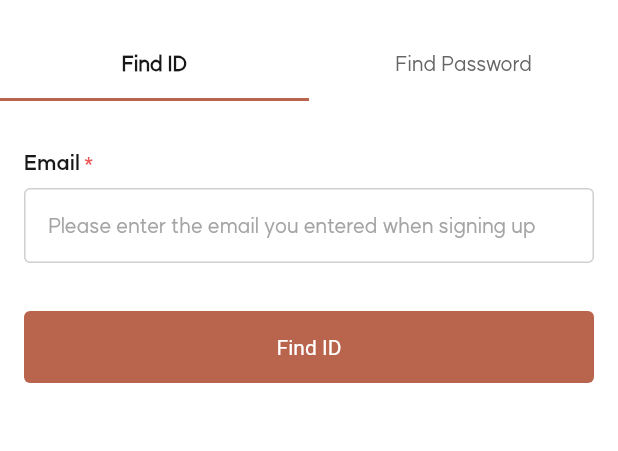
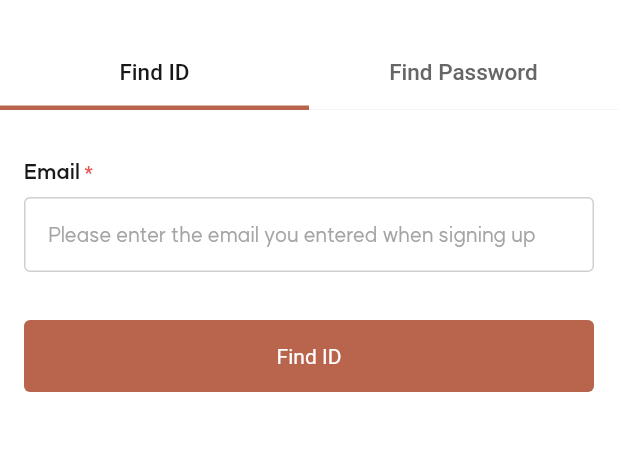
Before and after one commit to souravpanda94/Centropolis, a Flutter app: the FindIDPassword screen opened directly, on a phone screen of 412 x 824 dp, the part 55-506 px from its top. Run offline on Flutter 3.47's test engine with Material 2 defaults, Android fonts, the phone set to English and light mode, and no system bars; our stand-ins replace barcode_widget, carousel_slider, easy_localization, flutter_image_slideshow, flutter_svg, fluttertoast and 1 more; missing offline and left inert: flutter_barcode_scanner; accounts and stored records are empty; Roboto replaces fonts that are missing (SemiBold).

Commit message:
Code modify in FindIDPassword

```diff
--- a/centropolis/lib/screens/common_module/find_ID_password.dart
+++ b/centropolis/lib/screens/common_module/find_ID_password.dart
@@ -2,6 +2,7 @@ import 'package:centropolis/screens/common_module/findID.dart';
 import 'package:centropolis/screens/common_module/findPassword.dart';
 import 'package:easy_localization/easy_localization.dart';
 import 'package:flutter/material.dart';
+import 'package:flutter_svg/svg.dart';
 
 import '../../utils/custom_colors.dart';
 import '../../utils/utils.dart';
@@ -16,21 +17,22 @@ class FindIDPassword extends StatefulWidget {
   State<FindIDPassword> createState() => _FindIDPasswordState();
 }
 
-class _FindIDPasswordState extends State<FindIDPassword>
-    with SingleTickerProviderStateMixin {
-  late TabController _tabController;
+class _FindIDPasswordState extends State<FindIDPassword> with SingleTickerProviderStateMixin {
+
+  final List<Tab> myTabs = <Tab>[
+    Tab(text: tr("findID")),
+    Tab(text: tr("findPassword")),
+  ];
+
 
   @override
   void initState() {
-    _tabController = TabController(length: 2, vsync: this);
-    _tabController.index = widget.page;
     super.initState();
   }
 
   @override
   void dispose() {
     super.dispose();
-    _tabController.dispose();
   }
 
   @override
@@ -40,52 +42,89 @@ class _FindIDPasswordState extends State<FindIDPassword>
       initialIndex: widget.page,
       child: Scaffold(
         backgroundColor: CustomColors.whiteColor,
-        appBar: PreferredSize(
-          preferredSize: AppBar().preferredSize,
-          child: SafeArea(
-            child: Container(
-              color: CustomColors.whiteColor,
-              child: CommonAppBar(tr("findID/Password"), false, () {
-                onBackButtonPress(context);
-              }, () {}),
+
+        appBar: AppBar(
+            toolbarHeight: 54,
+            centerTitle: true,
+            shape: const RoundedRectangleBorder(
+              borderRadius: BorderRadius.only(
+                topLeft: Radius.circular(20.0),
+                topRight: Radius.circular(20.0),
               ),
             ),
+            elevation: 0,
+            backgroundColor: CustomColors.whiteColor,
+            title: Text(
+              tr("findID/Password"),
+              style: const TextStyle(
+                color: CustomColors.textColor8,
+                fontFamily: 'SemiBold',
+                fontSize: 16.0,
               ),
-        body: Column(
+              textAlign: TextAlign.center,
+            ),
+            leading: IconButton(
+              icon: SvgPicture.asset(
+                "assets/images/ic_back.svg",
+                semanticsLabel: 'Back',
+              ),
+              onPressed: () {
+                onBackButtonPress(context);
+              },
+            ),
+
+          bottom: PreferredSize(
+            preferredSize: AppBar().preferredSize,
+            child: Column(
               children: [
-            TabBar(
-              controller: _tabController,
-              indicatorColor: CustomColors.buttonColor,
-              unselectedLabelColor: CustomColors.greyColor1,
+                // const Divider(
+                //   color: CustomColors.borderColor,
+                //   height: 1.0,
+                // ),
+                DecoratedBox(
+                  decoration:  const BoxDecoration(
+                    color: CustomColors.whiteColor,
+                    border: Border(
+                        bottom: BorderSide(
+                            color: CustomColors.backgroundColor2, width: 0.5)),
+                  ),
+                  child: TabBar(
+                    tabs: myTabs,
                     labelColor: CustomColors.textColor8,
                     labelStyle: const TextStyle(
-                  fontFamily: 'Bold', fontWeight: FontWeight.w600),
+                      color: CustomColors.textColor8,
+                      fontSize: 15,
+                      fontFamily: 'SemiBold',
+                    ),
+                    unselectedLabelColor: CustomColors.greyColor1,
                     unselectedLabelStyle: const TextStyle(
-                  fontFamily: 'Regular', fontWeight: FontWeight.w500),
-              tabs: [
-                Tab(
-                  child: Text(
-                    tr("findID"),
-                    style: const TextStyle(fontFamily: 'Regular', fontSize: 14),
+                      color: CustomColors.greyColor1,
+                      fontSize: 15,
+                      fontFamily: 'SemiBold',
                     ),
+                    indicatorColor: CustomColors.buttonColor,
+                    indicator:  const UnderlineTabIndicator(
+                      borderSide: BorderSide(
+                          width: 3.0,
+                          color: CustomColors.buttonColor),
+                      // insets: EdgeInsets.symmetric(horizontal:16.0)
                     ),
-                Tab(
-                  child: Text(
-                    tr("findPassword"),
-                    style: const TextStyle(fontFamily: 'Regular', fontSize: 14),
-                  ),
-                ),
-              ],
-            ),
-            Expanded(
-              child: TabBarView(
-                controller: _tabController,
-                children: const [FindID(), FindPassword()],
                   ),
                 )
               ],
             ),
           ),
+        ),
+
+        body: const TabBarView(
+          // physics: const NeverScrollableScrollPhysics(),
+          children: [
+            FindID(),
+            FindPassword(),
+          ],
+        ),
+
+      ),
     );
   }
 }
--- a/centropolis/lib/utils/custom_colors.dart
+++ b/centropolis/lib/utils/custom_colors.dart
@@ -32,4 +32,5 @@ class CustomColors {
   static const buttonColor = Color(0xFFB9644C);
   static const greyColor = Color(0xFF505050);
   static const greyColor1 = Color(0xFF666666);
+  static const backgroundColor2 = Color(0xFFF2F2F2);
 }
```
Lines whose indentation alone changed are shown as unchanged.
